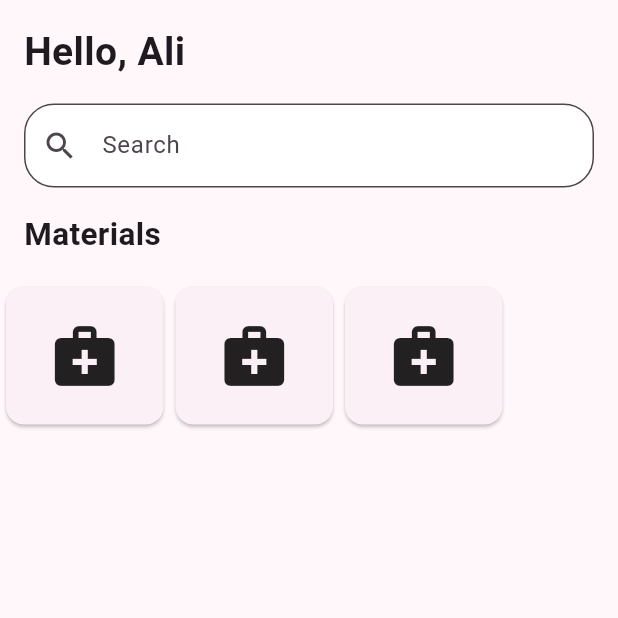
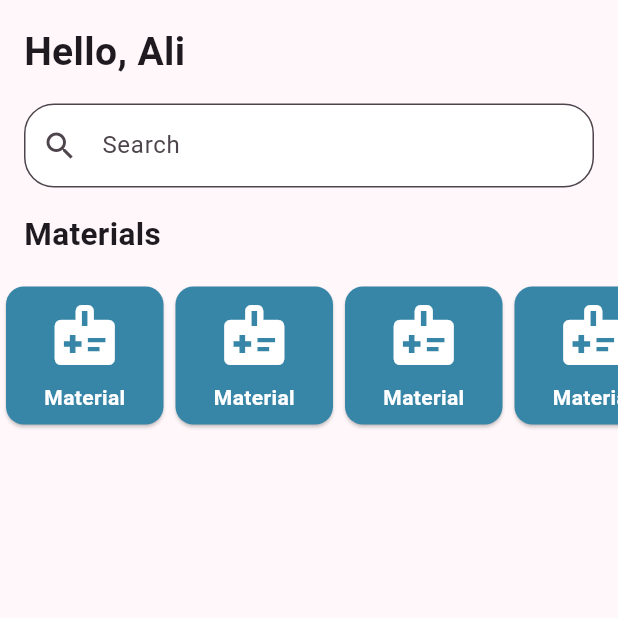
Before and after one commit to ali-mansour21/Studify-App, a Flutter app: the HomeScreen screen opened by its route, on a phone screen of 412 x 824 dp, the top half of it. Run offline on Flutter 3.47's test engine with Material 3 defaults, Android fonts, the phone set to English and light mode, and no system bars.

Commit message:
Add the materials cards

```diff
--- a/mobile/lib/screens/home_screen.dart
+++ b/mobile/lib/screens/home_screen.dart
@@ -37,9 +37,10 @@ class HomeScreen extends StatelessWidget {
               height: 100,
               child: ListView.builder(
                   scrollDirection: Axis.horizontal,
-                  itemCount: 3,
+                  itemCount: 8,
                   itemBuilder: (context, index) {
                     return Card(
+                      color: const Color(0xFF3786A8),
                       child: Container(
                         width: 105,
                         height: 140,
@@ -47,9 +48,20 @@ class HomeScreen extends StatelessWidget {
                           mainAxisAlignment: MainAxisAlignment.center,
                           children: <Widget>[
                             Icon(
-                              Icons.medical_services,
+                              Icons.medical_information,
                               size: 48,
-                            )
+                              color: Colors.white,
+                            ),
+                            SizedBox(
+                                height:
+                                    8), // Provides spacing between the icon and text
+                            Text(
+                              'Material',
+                              style: TextStyle(
+                                color: Colors.white,
+                                fontWeight: FontWeight.w600,
+                              ),
+                            ),
                           ],
                         ),
                       ),
```
